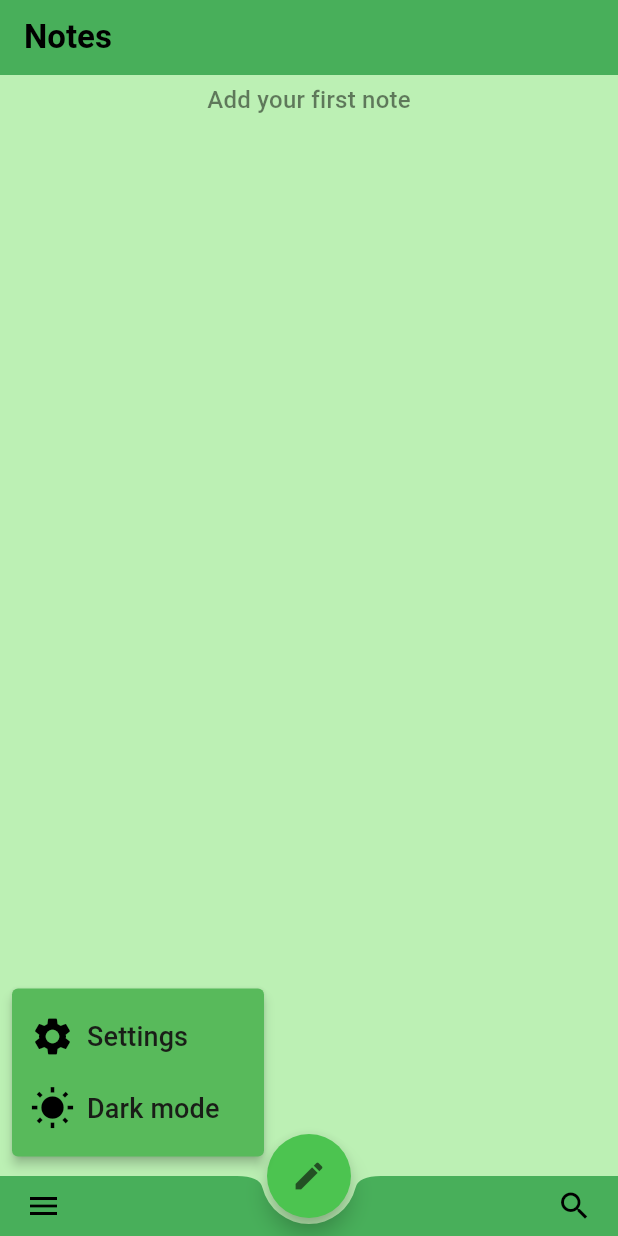
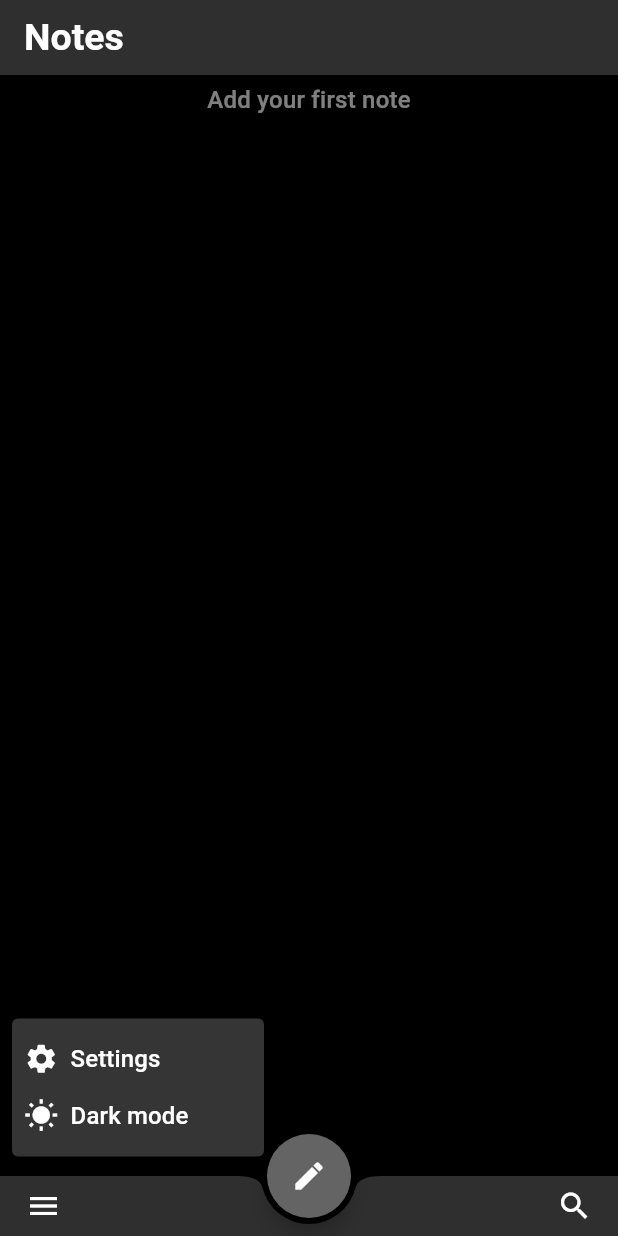
Before and after one commit to kr1s6/Flutter_ToDo_app, a Flutter app: the screen it shows after launch, after a tap on the "menu" icon, on a phone screen of 412 x 824 dp. Run offline on Flutter 3.47's test engine with Material 2 defaults, Android fonts, the phone set to English and light mode, and no system bars; drawn by our look-alikes of pull_to_refresh; our stand-ins replace shared_preferences, sqflite; accounts and stored records are empty.

Commit message:
dark theme

```diff
--- a/flutter_todo_app/lib/home_page/home_bottom_appbar.dart
+++ b/flutter_todo_app/lib/home_page/home_bottom_appbar.dart
@@ -10,21 +10,18 @@ class HomeBottomAppBar extends StatelessWidget {
     var appState = context.watch<ThemeNotifier>();
 
     return BottomAppBar(
+      height: 40,
+      padding: const EdgeInsets.all(5),
+      shape: const CircularNotchedRectangle(),
       notchMargin: 4,
       clipBehavior: Clip.antiAlias,
       // -------------------------------------------------
-      child: IconTheme(
-        data: const IconThemeData(color: Colors.black),
       child: Row(
         children: <Widget>[
           PopupMenuButton(
-              color: const Color.fromARGB(255, 88, 186, 91),
-              icon: const Icon(
-                Icons.menu,
-                color: Colors.black,
-              ),
+            icon: const Icon(Icons.menu),
             padding: const EdgeInsets.all(0),
-              offset: const Offset(0, -130),
+            offset: const Offset(0, -110),
             tooltip: "menu",
             onSelected: (value) {
               if (value == "Dark mode") {
@@ -32,10 +29,11 @@ class HomeBottomAppBar extends StatelessWidget {
               } else if (value == "Settings") {}
             },
             itemBuilder: (context) => [
-                _buildPopupMenuItem("Settings", Icons.settings),
-                _buildPopupMenuItem("Dark mode", Icons.wb_sunny),
+              _buildPopupMenuItem("Settings", Icons.settings, context),
+              _buildPopupMenuItem("Dark mode", Icons.wb_sunny, context),
             ],
           ),
+          // -------------------------------------------------------------
           const Spacer(),
           IconButton(
             // TODO make search button
@@ -46,13 +44,15 @@ class HomeBottomAppBar extends StatelessWidget {
           ),
         ],
       ),
-      ),
     );
   }
 }
 
-PopupMenuItem _buildPopupMenuItem(String value, IconData icon) {
+PopupMenuItem _buildPopupMenuItem(
+    String value, IconData icon, BuildContext context) {
   return PopupMenuItem(
+    height: 38,
+    padding: const EdgeInsets.only(left: 8),
     value: value,
     child: Tooltip(
       message: value,
@@ -60,12 +60,17 @@ PopupMenuItem _buildPopupMenuItem(String value, IconData icon) {
         children: [
           Icon(
             icon,
-            size: 30,
+            size: 23,
+            color: Theme.of(context).iconTheme.color,
           ),
           const SizedBox(
             width: 8,
           ),
-          Text(value, style: const TextStyle(fontSize: 18)),
+          Text(value,
+              style: TextStyle(
+                fontSize: 16,
+                color: Theme.of(context).colorScheme.onPrimary,
+              )),
         ],
       ),
     ),
--- a/flutter_todo_app/lib/home_page/home_page.dart
+++ b/flutter_todo_app/lib/home_page/home_page.dart
@@ -16,14 +16,17 @@ class HomePage extends StatelessWidget {
 
   @override
   Widget build(BuildContext context) {
-    final theme = Theme.of(context);
+    var theme = Theme.of(context);
     return Scaffold(
-      backgroundColor: theme.colorScheme.primaryContainer,
       // ----------------------TOP--------------------------------
       appBar: AppBar(
-        title: const Text(
+        toolbarHeight: 50,
+        title: Text(
           'Notes',
-          style: TextStyle(color: Colors.black, fontWeight: FontWeight.bold),
+          style: theme.appBarTheme.titleTextStyle?.copyWith(
+            fontWeight: FontWeight.bold,
+            fontSize: 25,
+          ),
         ),
       ),
       // ----------------------Center-------------------------------
@@ -31,6 +34,7 @@ class HomePage extends StatelessWidget {
       // ----------------------BOTTOM--------------------------------
       bottomNavigationBar: const HomeBottomAppBar(),
       floatingActionButton: FloatingActionButton(
+        shape: const CircleBorder(),
         onPressed: () {
           Navigator.pushNamed(context, NewNotePage.routeName).then((value) {
             if (value == true) {
--- a/flutter_todo_app/lib/main.dart
+++ b/flutter_todo_app/lib/main.dart
@@ -47,7 +47,7 @@ class ThemeNotifier extends ChangeNotifier {
   // var appState = context.watch<ChangeProvider>();
   ThemeMode _mode;
   ThemeMode get mode => _mode;
-  ThemeNotifier({ThemeMode mode = ThemeMode.system}) : _mode = mode;
+  ThemeNotifier({ThemeMode mode = ThemeMode.dark}) : _mode = mode;
 
   void toggleMode() {
     _mode = (_mode == ThemeMode.light) ? ThemeMode.dark : ThemeMode.light;
--- a/flutter_todo_app/lib/new_note_page/new_note_body.dart
+++ b/flutter_todo_app/lib/new_note_page/new_note_body.dart
@@ -29,8 +29,10 @@ class NewNoteBodyState extends State<NewNoteBody> {
         autofocus: true,
         controller: widget.controller,
         maxLines: null,
-        decoration: const InputDecoration(
+        style: TextStyle(color: Theme.of(context).focusColor),
+        decoration: InputDecoration(
           border: InputBorder.none,
+          fillColor: Theme.of(context).colorScheme.primary,
         ),
       ),
     );
--- a/flutter_todo_app/lib/new_note_page/new_note_page.dart
+++ b/flutter_todo_app/lib/new_note_page/new_note_page.dart
@@ -47,9 +47,9 @@ class NewNotePageState extends State<NewNotePage> {
   @override
   Widget build(BuildContext context) {
     return Scaffold(
-      backgroundColor: Theme.of(context).colorScheme.primaryContainer,
       // ----------------------TOP--------------------------------
       appBar: AppBar(
+          toolbarHeight: 50,
           automaticallyImplyLeading: false,
           titleSpacing: 0,
           title: Row(children: [
--- a/flutter_todo_app/lib/note/note.dart
+++ b/flutter_todo_app/lib/note/note.dart
@@ -16,9 +16,9 @@ class Note extends StatelessWidget {
   @override
   Widget build(BuildContext context) {
     return Scaffold(
-      backgroundColor: Theme.of(context).colorScheme.primaryContainer,
       // ----------------------TOP--------------------------------
       appBar: AppBar(
+          toolbarHeight: 50,
           automaticallyImplyLeading: false,
           titleSpacing: 0,
           title: Row(children: [
--- a/flutter_todo_app/lib/note/note_body.dart
+++ b/flutter_todo_app/lib/note/note_body.dart
@@ -23,7 +23,9 @@ class _NoteBodyState extends State<NoteBody> {
         expands: true,
         controller: widget.controllerContent,
         maxLines: null,
-        decoration: const InputDecoration(
+        style: TextStyle(color: Theme.of(context).focusColor),
+        decoration: InputDecoration(
+          fillColor: Theme.of(context).colorScheme.primary,
           border: InputBorder.none,
         ),
       ),
--- a/flutter_todo_app/lib/theme_class.dart
+++ b/flutter_todo_app/lib/theme_class.dart
@@ -2,23 +2,21 @@ import 'package:flutter/material.dart';
 
 class ThemeClass {
   static ThemeData lightTheme = ThemeData(
-    // TODO left here only color data
     useMaterial3: true,
     colorScheme: ColorScheme.fromSeed(
       seedColor: Colors.green,
+      primary: const Color.fromARGB(255, 213, 230, 209),
+      onPrimary: Colors.black,
     ),
+    scaffoldBackgroundColor: const Color.fromARGB(255, 167, 243, 170),
     appBarTheme: const AppBarTheme(
-      toolbarHeight: 50,
+      titleTextStyle: TextStyle(color: Colors.black),
       backgroundColor: Color.fromARGB(255, 72, 175, 90),
     ),
     floatingActionButtonTheme: const FloatingActionButtonThemeData(
       backgroundColor: Color.fromARGB(255, 76, 196, 80),
-      shape: CircleBorder(),
     ),
     bottomAppBarTheme: const BottomAppBarTheme(
-      height: 40,
-      padding: EdgeInsets.all(5),
-      shape: CircularNotchedRectangle(),
       color: Color.fromARGB(255, 72, 175, 90),
     ),
     elevatedButtonTheme: ElevatedButtonThemeData(
@@ -29,34 +27,59 @@ class ThemeClass {
           shape: const ContinuousRectangleBorder(
               borderRadius: BorderRadius.all(Radius.circular(5)))),
     ),
+    textTheme: const TextTheme(
+      bodyMedium: TextStyle(
+        color: Color.fromARGB(255, 218, 255, 203),
+      ),
+    ),
+    hintColor: Colors.black.withOpacity(0.5),
+    focusColor: Colors.black,
+    iconTheme: const IconThemeData(color: Colors.black),
+    popupMenuTheme:
+        const PopupMenuThemeData(color: Color.fromARGB(255, 88, 186, 91)),
   );
-
+// ----------------------------------------------
+// ----------------------------------------------
+// ----------------------------------------------
   static ThemeData darkTheme = ThemeData(
     useMaterial3: true,
     colorScheme: ColorScheme.fromSeed(
       seedColor: Colors.black,
+      brightness: Brightness.dark,
+      primary: Colors.black,
+      onPrimary: Colors.white,
     ),
+    hintColor: Colors.white.withOpacity(0.5),
+    scaffoldBackgroundColor: Colors.black,
     appBarTheme: const AppBarTheme(
-      toolbarHeight: 50,
-      backgroundColor: Color.fromARGB(255, 72, 175, 90),
+      titleTextStyle: TextStyle(color: Colors.white),
+      backgroundColor: Color.fromARGB(255, 47, 47, 47),
     ),
     floatingActionButtonTheme: const FloatingActionButtonThemeData(
-      backgroundColor: Color.fromARGB(255, 76, 196, 80),
-      shape: CircleBorder(),
+      backgroundColor: Color.fromARGB(255, 100, 100, 100),
+      foregroundColor: Colors.white,
     ),
     bottomAppBarTheme: const BottomAppBarTheme(
-      height: 40,
-      padding: EdgeInsets.all(5),
-      shape: CircularNotchedRectangle(),
-      color: Color.fromARGB(255, 72, 175, 90),
+      color: Color.fromARGB(255, 47, 47, 47),
     ),
     elevatedButtonTheme: ElevatedButtonThemeData(
       style: ElevatedButton.styleFrom(
-          backgroundColor: const Color.fromARGB(255, 27, 137, 42),
+          backgroundColor: Colors.black,
           padding: const EdgeInsetsDirectional.only(start: 10),
-          side: const BorderSide(width: 2, color: Color.fromARGB(255, 0, 0, 0)),
+          side: const BorderSide(
+            width: 2,
+            color: Color.fromARGB(255, 113, 113, 113),
+          ),
           shape: const ContinuousRectangleBorder(
               borderRadius: BorderRadius.all(Radius.circular(5)))),
     ),
+    textTheme: const TextTheme(
+      titleLarge: TextStyle(color: Colors.white),
+      bodyMedium: TextStyle(color: Colors.white),
+    ),
+    focusColor: Colors.white,
+    iconTheme: const IconThemeData(color: Colors.white),
+    popupMenuTheme:
+        const PopupMenuThemeData(color: Color.fromARGB(255, 53, 53, 53)),
   );
 }
--- a/flutter_todo_app/pubspec.yaml
+++ b/flutter_todo_app/pubspec.yaml
@@ -17,7 +17,6 @@ dependencies:
   path: ^1.8.2
   intl: ^0.18.1
   pull_to_refresh: ^2.0.0
-  # for small data like dark theme:
   shared_preferences:
 
 dev_dependencies:
```
Also changed, not shown: flutter_todo_app/lib/home_page/home_body.dart (+7 -10 lines), flutter_todo_app/lib/new_note_page/new_note_appbar.dart (+6 -5 lines), flutter_todo_app/lib/note/note_appbar.dart (+9 -5 lines). Lines whose indentation alone changed are shown as unchanged.
